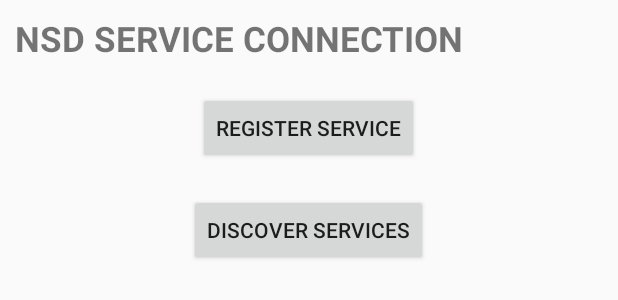
After one commit to vartika1403/WifiP2PDirectConnection, an Android app: the layout activity_new.xml on its own in the app's theme, with its tools: preview values and no code run, on a phone screen of 412 x 824 dp. The commit adds this screen. Shown: the top 300 px of the screen. Run offline under Robolectric (Android 15) with nearby library versions, the phone set to English and light mode, and no system bars.

Commit message:
peer to peer connection using nsd and wifi direct

```diff
--- a/app/src/main/java/com/example/admin/wifip2pdirectconnection/MainActivity.java
+++ b/app/src/main/java/com/example/admin/wifip2pdirectconnection/MainActivity.java
@@ -37,7 +37,7 @@ public class MainActivity extends AppCompatActivity implements WifiP2pManager.Ch
     private IntentFilter intentFilter;
     private boolean isWifiP2pEnabled = false;
     private boolean retryChannel = false;
-    private WifiPeerListAdapter wifiPeerListAdapter;
+   // private WifiPeerListAdapter wifiPeerListAdapter;
     private WifiP2pDnsSdServiceRequest serviceRequest = null;
 
     private List<WifiP2pDevice> peers = new ArrayList<WifiP2pDevice>();
--- /dev/null
+++ b/app/src/main/res/layout/activity_new.xml
@@ -0,0 +1,38 @@
+<?xml version="1.0" encoding="utf-8"?>
+<RelativeLayout xmlns:android="http://schemas.android.com/apk/res/android"
+    xmlns:app="http://schemas.android.com/apk/res-auto"
+    xmlns:tools="http://schemas.android.com/tools"
+    android:layout_width="match_parent"
+    android:layout_height="match_parent"
+    tools:context="com.example.admin.wifip2pdirectconnection.NewActivity">
+
+    <TextView
+        android:id="@+id/nsd_service_text"
+        android:layout_width="wrap_content"
+        android:layout_height="wrap_content"
+        android:layout_marginLeft="10dp"
+        android:layout_marginStart="10dp"
+        android:layout_marginTop="10dp"
+        android:text="NSD SERVICE CONNECTION"
+        android:textSize="23sp"
+        android:textStyle="bold" />
+
+    <Button
+        android:id="@+id/register_nsd_service"
+        android:layout_width="wrap_content"
+        android:layout_height="wrap_content"
+        android:layout_below="@id/nsd_service_text"
+        android:layout_centerHorizontal="true"
+        android:layout_marginTop="20dp"
+        android:text="REGISTER SERVICE" />
+
+    <Button
+        android:id="@+id/discover_nsd_service"
+        android:layout_width="wrap_content"
+        android:layout_height="wrap_content"
+        android:layout_below="@id/register_nsd_service"
+        android:layout_centerHorizontal="true"
+        android:layout_marginTop="20dp"
+        android:text="DISCOVER SERVICES" />
+
+</RelativeLayout>
```
Also changed, not shown: app/src/main/AndroidManifest.xml (+11 -0 lines), app/src/main/java/com/example/admin/wifip2pdirectconnection/NewActivity.java (added, +305 -0 lines), app/src/main/java/com/example/admin/wifip2pdirectconnection/WiFiDirectBroadcastReceiver.java (+8 -0 lines), app/src/main/java/com/example/admin/wifip2pdirectconnection/WifiPeerListAdapter.java (deleted, +0 -105 lines), app/src/main/res/layout/activity_main.xml (+11 -0 lines).
